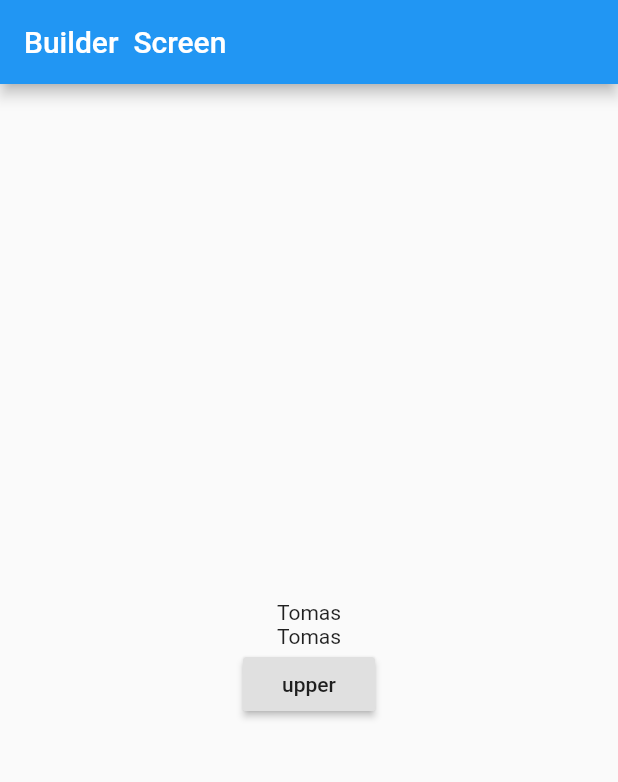
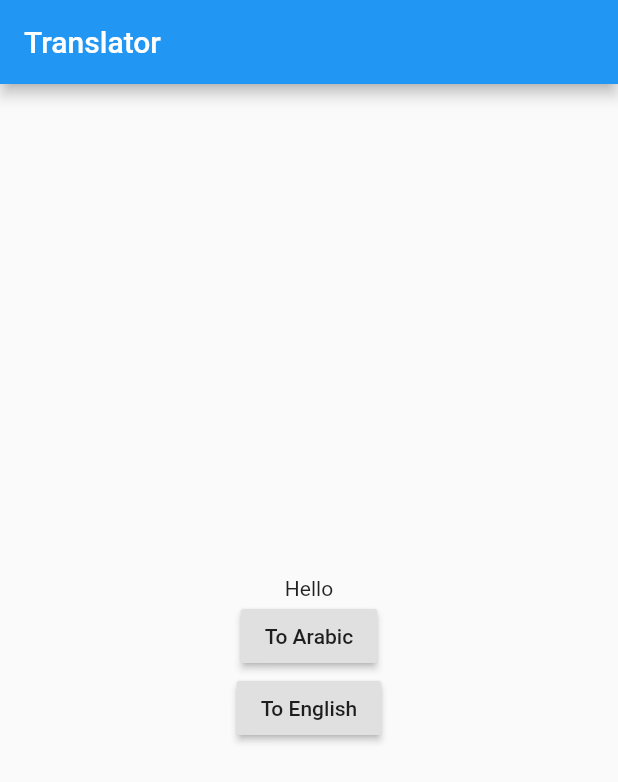
Before and after one commit to Abdalqader27/GetX-Tutorial, a Flutter app: the screen it shows after launch, on a phone screen of 412 x 824 dp. Shown: the top 782 px of the screen. Run offline on Flutter 3.47's test engine with Material 2 defaults, Android fonts, the phone set to English and light mode, and no system bars; our stand-ins replace get.

Commit message:
change locale

```diff
--- /dev/null
+++ b/lib/Implementing Internationalization/messages.dart
@@ -0,0 +1,9 @@
+import 'package:get/get.dart';
+
+class Messages extends Translations {
+  @override
+  Map<String, Map<String, String>> get keys => {
+        'en_US': {'Hello': 'Hello'},
+        'ar_SY': {'Hello': 'مرحبا'},
+      };
+}
--- /dev/null
+++ b/lib/Implementing Internationalization/translation-screen.dart
@@ -0,0 +1,22 @@
+import 'package:flutter/material.dart';
+import 'package:get/get.dart';
+
+class TranslationScreen extends StatelessWidget {
+  @override
+  Widget build(BuildContext context) {
+    return Scaffold(
+      appBar: AppBar(title: Text("Translator")),
+      body: Center(
+        child: Column(
+          mainAxisAlignment: MainAxisAlignment.center,
+          crossAxisAlignment: CrossAxisAlignment.center,
+          children: [
+            Text('Hello'.tr),
+            RaisedButton(child: Text("To Arabic"), onPressed: () => Get.updateLocale(Locale('ar', 'SY'))),
+            RaisedButton(child: Text("To English"), onPressed: () => Get.updateLocale(Locale('en', 'US'))),
+          ],
+        ),
+      ),
+    );
+  }
+}
--- a/lib/main.dart
+++ b/lib/main.dart
@@ -1,6 +1,9 @@
 import 'package:flutter/material.dart';
 import 'package:get/get.dart';
 import 'package:getx_tutorial/Simple%20State%20Manager-%20GetBuilder/builder-screen.dart';
+
+import 'Implementing Internationalization/messages.dart';
+import 'Implementing Internationalization/translation-screen.dart';
 
 void main() => runApp(MyApp());
 
@@ -8,11 +11,15 @@ class MyApp extends StatelessWidget {
   @override
   Widget build(BuildContext context) {
     return GetMaterialApp(
+      /// for multi languages
+      translations: Messages(),
+      locale: Locale('en', 'US'),
+      fallbackLocale: Locale('en', 'US'),
       // home: NavigationFirstScreen(),
       //    home: CounterScreen(),
       //     home: NameScreen(),
       //   home: NameSecondScreen(),
-      home: BuilderScreen(),
+      home: TranslationScreen(),
     );
   }
 }
```
